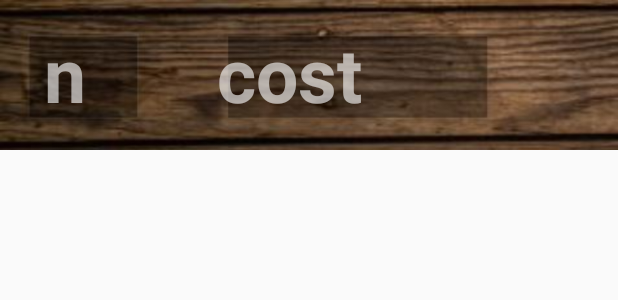
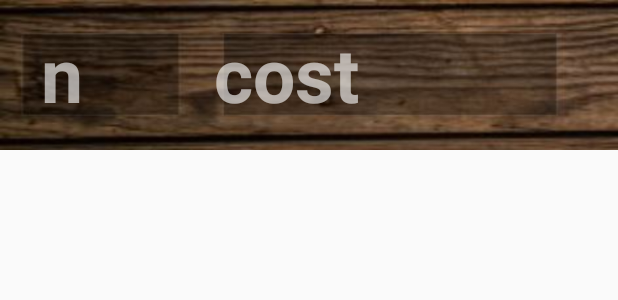
Before and after one commit to Gruzdeva/Android_studio, an Android app: the layout recycler_order_item.xml on its own in the app's theme, with its tools: preview values and no code run, on a phone screen of 412 x 824 dp. Shown: the top 300 px of the screen. Run offline under Robolectric (Android 15) with nearby library versions, the phone set to English and light mode, and no system bars.

Commit message:
ThE eNd ?

```diff
--- a/Kursach/app/src/main/res/layout/recycler_order_item.xml
+++ b/Kursach/app/src/main/res/layout/recycler_order_item.xml
@@ -11,7 +11,7 @@
         android:id="@+id/number_order"
         android:layout_width="40dp"
         android:layout_height="70dp"
-        android:layout_marginLeft="29dp"
+        android:layout_marginLeft="27dp"
         android:layout_marginTop="15dp"
         android:text="number"
         android:textColor="@color/text_sum"
```
Also changed, not shown: Kursach/app/src/main/res/drawable/recycler_2.JPG.
